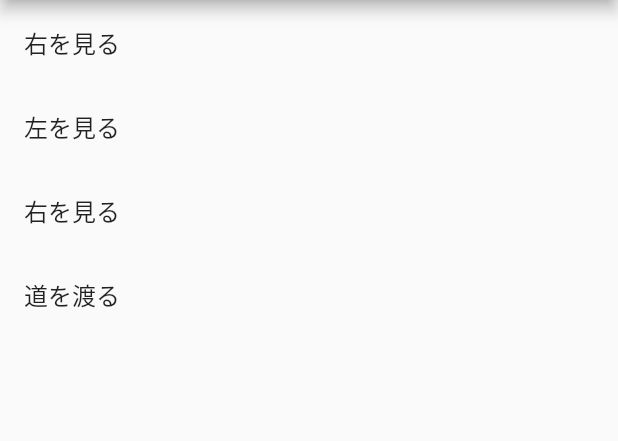
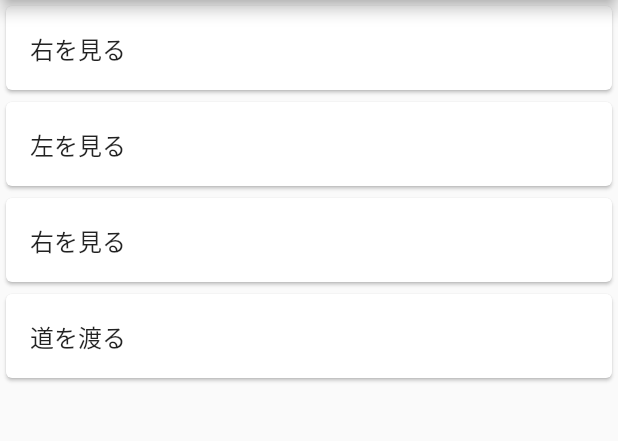
Before and after one commit to meganerisu/flutter_todoapp, a Flutter app: the screen it shows after launch, on a phone screen of 412 x 824 dp, the part 84-525 px from its top. Run offline on Flutter 3.47's test engine with Material 2 defaults, Android fonts, the phone set to English and light mode, and no system bars.

Commit message:
ListTileをCardに入れた

```diff
--- a/lib/main.dart
+++ b/lib/main.dart
@@ -41,10 +41,11 @@ class _ToDoListPageState extends State<ToDoListPage> {
               itemCount: todoArray.length,
               itemBuilder: (BuildContext context, int index) {
                 return Container(
+                    child: Card(
                   child: ListTile(
                     title: Text(todoArray[index]),
                   ),
-                );
+                ));
               })),
     );
   }
```
